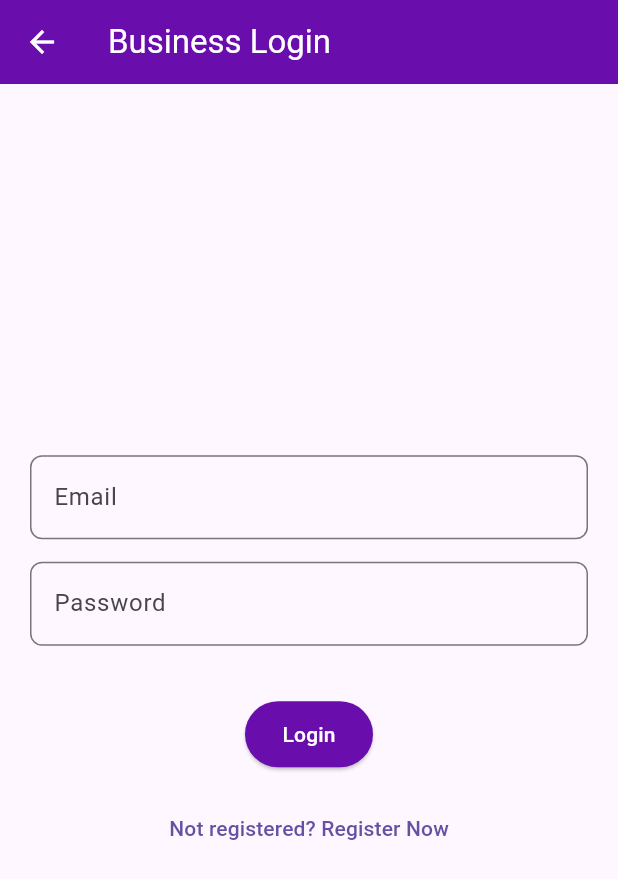
After one commit to ctemkar/happy-hours-flutter, a Flutter app: the BusinessLoginPage screen opened by its route, on a phone screen of 412 x 824 dp. The commit adds this screen. Shown: the top 879 px of the screen. Run offline on Flutter 3.47's test engine with Material 3 defaults, Android fonts, the phone set to English and light mode, and no system bars; our stand-ins replace flutter_map, flutter_typeahead, flutter_widget_from_html, geolocator, latlong2, shared_preferences and 2 more; missing offline and left inert: dart:ui_web, flutter_inappwebview; accounts and stored records are empty.

Commit message:
Changes made to incorporate Login Module With Business Registration Module Of Happy Hours Project

```diff
--- a/lib/main.dart
+++ b/lib/main.dart
@@ -2,6 +2,7 @@ import 'package:flutter/material.dart';
 import 'package:shared_preferences/shared_preferences.dart';
 import 'screens/happy_hours_screen_change.dart';
 import 'screens/landing_page.dart';
+import 'screens/business_login.dart';
 import 'screens/business_registration.dart';
 
 void main() {
@@ -53,6 +54,7 @@ class _HappyHoursAppState extends State<HappyHoursApp> {
       routes: {
         "/userHome": (context) => const HappyHoursScreen(),
         "/businessRegistration": (context) => const BusinessRegistrationPage(),
+        "/businessLogin": (context) => const BusinessLoginPage(), // <-- add this
         "/landing": (context) => const LandingPage(),
       },
     );
--- /dev/null
+++ b/lib/screens/business_login.dart
@@ -0,0 +1,189 @@
+import 'dart:convert';
+import 'dart:io';
+import 'package:flutter/material.dart';
+import 'package:http/http.dart' as http;
+import 'package:webview_flutter/webview_flutter.dart';
+import 'package:flutter/services.dart' show rootBundle;
+
+class BusinessLoginPage extends StatefulWidget {
+  const BusinessLoginPage({super.key});
+
+  @override
+  State<BusinessLoginPage> createState() => _BusinessLoginPageState();
+}
+
+class _BusinessLoginPageState extends State<BusinessLoginPage> {
+  final TextEditingController _emailController = TextEditingController();
+  final TextEditingController _passwordController = TextEditingController();
+  bool _isLoading = false;
+  String? _errorMessage;
+
+  Future<void> _login() async {
+    setState(() {
+      _isLoading = true;
+      _errorMessage = null;
+    });
+
+    // 👉 Use correct URL depending on environment
+    final url = Uri.parse("http://127.0.0.1:5000/business_login");
+    // For Android emulator, use: http://10.0.2.2:5000/business_login
+    // For real device: http://YOUR_PC_LOCAL_IP:5000/business_login
+
+    try {
+      final response = await http.post(
+        url,
+        headers: {"Content-Type": "application/json"},
+        body: jsonEncode({
+          "email": _emailController.text.trim(),
+          "password": _passwordController.text.trim(),
+        }),
+      );
+
+      if (response.statusCode == 200) {
+        final data = jsonDecode(response.body);
+        if (data["success"]) {
+          final businessId = data["business_id"];
+
+          // Navigate to BusinessPage with ID
+          Navigator.pushReplacement(
+            context,
+            MaterialPageRoute(
+              builder: (context) =>
+                  BusinessPage(businessId: businessId.toString()),
+            ),
+          );
+        } else {
+          setState(() {
+            _errorMessage = data["message"];
+          });
+        }
+      } else {
+        final data = jsonDecode(response.body);
+        setState(() {
+          _errorMessage = data["message"] ?? "Login failed. Please try again.";
+        });
+      }
+    } catch (e) {
+      setState(() {
+        _errorMessage = "Error connecting to server: $e";
+      });
+    }
+
+    setState(() {
+      _isLoading = false;
+    });
+  }
+
+  @override
+  Widget build(BuildContext context) {
+    return Scaffold(
+      appBar: AppBar(
+        backgroundColor: const Color(0xFF6a0dad),
+        title: const Text(
+          "Business Login",
+          style: TextStyle(color: Colors.white),
+        ),
+        iconTheme: const IconThemeData(color: Colors.white),
+      ),
+      body: Padding(
+        padding: const EdgeInsets.all(20),
+        child: Column(
+          mainAxisAlignment: MainAxisAlignment.center,
+          children: [
+            TextField(
+              controller: _emailController,
+              decoration: InputDecoration(
+                labelText: "Email",
+                border: OutlineInputBorder(
+                  borderRadius: BorderRadius.circular(8),
+                ),
+              ),
+            ),
+            const SizedBox(height: 15),
+            TextField(
+              controller: _passwordController,
+              obscureText: true,
+              decoration: InputDecoration(
+                labelText: "Password",
+                border: OutlineInputBorder(
+                  borderRadius: BorderRadius.circular(8),
+                ),
+              ),
+            ),
+            const SizedBox(height: 25),
+            if (_errorMessage != null)
+              Text(
+                _errorMessage!,
+                style: const TextStyle(color: Colors.red),
+              ),
+            const SizedBox(height: 10),
+            ElevatedButton(
+              onPressed: _isLoading ? null : _login,
+              style: ElevatedButton.styleFrom(
+                backgroundColor: const Color(0xFF6a0dad),
+                padding:
+                    const EdgeInsets.symmetric(vertical: 12, horizontal: 25),
+              ),
+              child: _isLoading
+                  ? const CircularProgressIndicator(color: Colors.white)
+                  : const Text("Login", style: TextStyle(color: Colors.white)),
+            ),
+            const SizedBox(height: 15),
+            TextButton(
+              onPressed: () {
+                // Navigate to registration if needed
+                // Navigator.push(context, MaterialPageRoute(builder: (_) => const BusinessRegistrationPage()));
+              },
+              child: const Text("Not registered? Register Now"),
+            ),
+          ],
+        ),
+      ),
+    );
+  }
+}
+
+// ================== BusinessPage ==================
+class BusinessPage extends StatelessWidget {
+  final String businessId;
+  const BusinessPage({super.key, required this.businessId});
+
+  Future<String> _loadHtml(String path) async {
+    try {
+      return await rootBundle.loadString(path);
+    } catch (_) {
+      return "<html><body><h2 style='color:red;text-align:center;'>No page found for this business.</h2></body></html>";
+    }
+  }
+
+  @override
+  Widget build(BuildContext context) {
+    final String filePath = 'assets/output_html/business_$businessId.html';
+
+    return FutureBuilder<String>(
+      future: _loadHtml(filePath),
+      builder: (context, snapshot) {
+        if (!snapshot.hasData) {
+          return const Scaffold(
+            body: Center(child: CircularProgressIndicator()),
+          );
+        }
+
+        return Scaffold(
+          appBar: AppBar(
+            title: const Text(
+              "Business Page",
+              style: TextStyle(color: Colors.white),
+            ),
+            backgroundColor: const Color(0xFF6a0dad),
+            iconTheme: const IconThemeData(color: Colors.white),
+          ),
+          body: WebViewWidget(
+            controller: WebViewController()
+              ..loadHtmlString(snapshot.data!), // Load HTML from assets
+          ),
+        );
+      },
+    );
+  }
+}
--- a/lib/screens/landing_page.dart
+++ b/lib/screens/landing_page.dart
@@ -11,7 +11,7 @@ class LandingPage extends StatelessWidget {
     if (role == "user") {
       Navigator.pushReplacementNamed(context, "/userHome");
     } else {
-      Navigator.pushReplacementNamed(context, "/businessRegistration");
+      Navigator.pushReplacementNamed(context, "/businessLogin");
     }
   }
 
@@ -78,7 +78,7 @@ class LandingPage extends StatelessWidget {
                       title: "Business Owner",
                       description:
                           "Register your business and showcase your happy hour offers to thousands of potential customers.",
-                      buttonText: "Register Now",
+                      buttonText: "Business Login",
                       role: "business",
                     ),
                   ],
```
Also changed, not shown: pubspec.lock.
